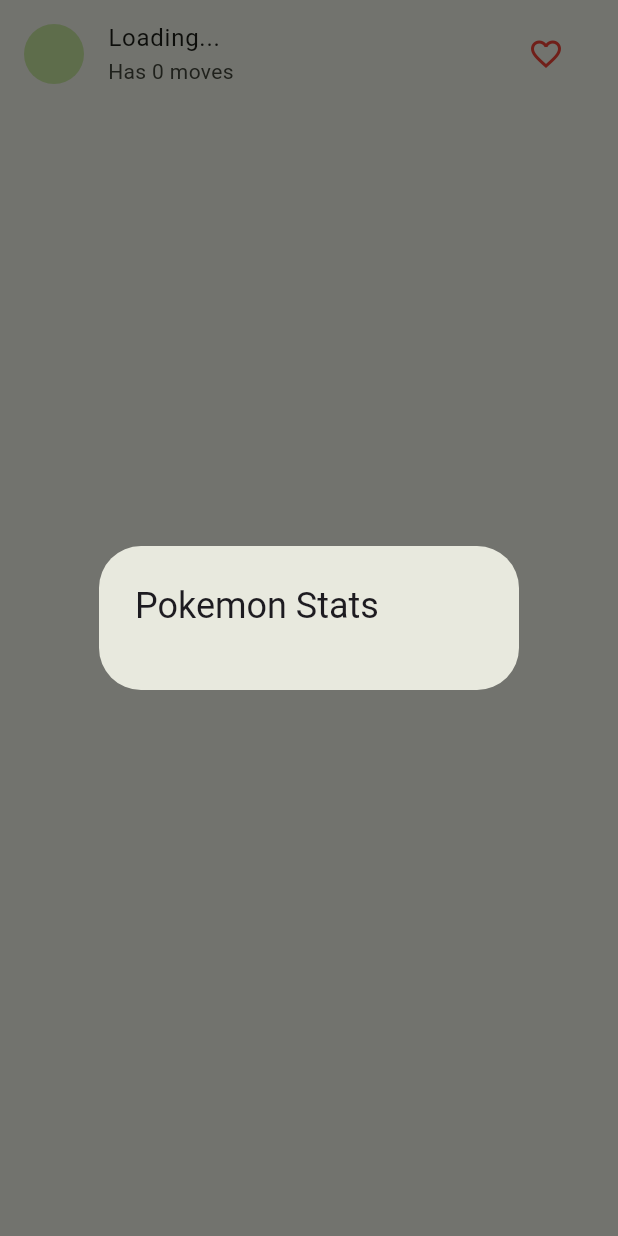
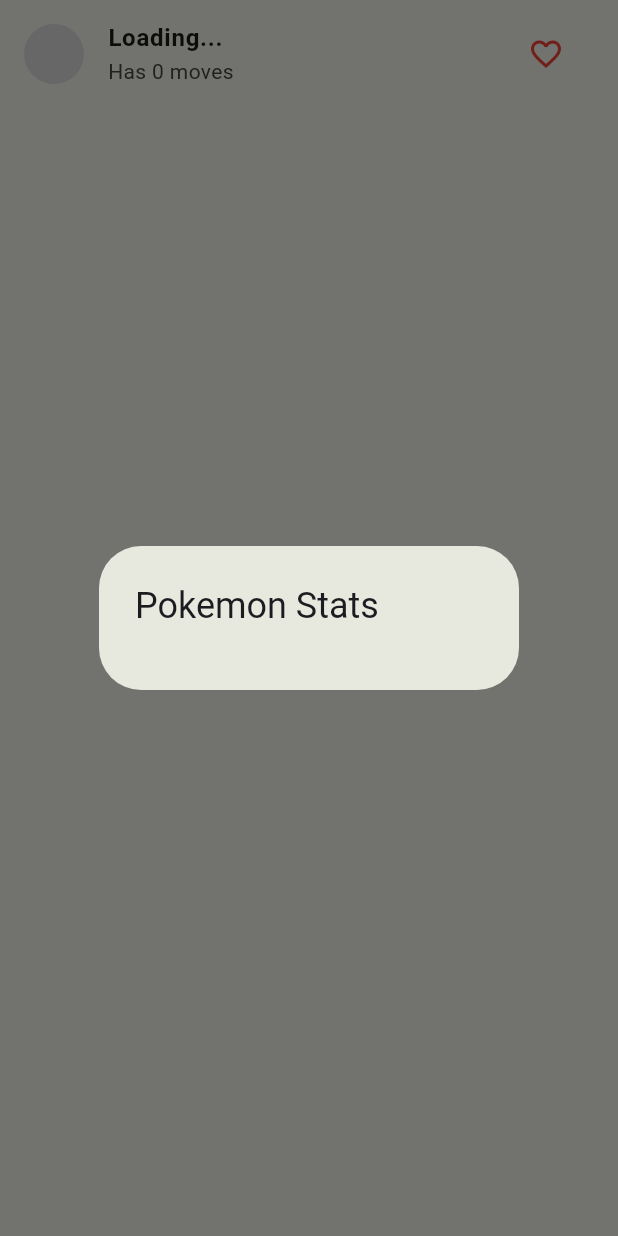
Before and after one commit to NovaLogics/pokemon-verse-flutter-app, a Flutter app: the PokemonListTile widget shown alone on an empty page, opened directly with empty values, after a tap on "Loading...", on a phone screen of 412 x 824 dp. Run offline on Flutter 3.47's test engine with Material 3 defaults, Android fonts, the light colour scheme and no system bars; drawn by our look-alikes of skeletonizer; our stand-ins replace dio, flutter_riverpod, get_it, google_fonts, shared_preferences; accounts and stored records are empty; network calls fail.

Commit message:
feat: impl list-tile widget

```diff
--- a/lib/src/features/home/presentation/widgets/pokemon_list_tile.dart
+++ b/lib/src/features/home/presentation/widgets/pokemon_list_tile.dart
@@ -9,32 +9,25 @@
 class PokemonListTile extends ConsumerWidget {
   final String pokemonURL;
 
-  late FavoritePokemonNotifier _favoritePokemonProvider;
-  late List<String> _favoritePokemons;
-
-  PokemonListTile({super.key, required this.pokemonURL});
+  const PokemonListTile({super.key, required this.pokemonURL});
 
   @override
   Widget build(BuildContext context, WidgetRef ref) {
-    _favoritePokemonProvider = ref.watch(favoritePokemonProvider.notifier);
-    _favoritePokemons = ref.watch(favoritePokemonProvider);
-
+    final favoritePokemonNotifier = ref.watch(favoritePokemonProvider.notifier);
+    final favoritePokemons = ref.watch(favoritePokemonProvider);
     final pokemon = ref.watch(pokemonDataProvider(pokemonURL));
 
     return pokemon.when(
-      data: (data) {
-        return _tile(context, false, data);
-      },
-      error: (error, stackTrace) {
-        return Center(child: Text("Error: $error"));
-      },
-      loading: () {
-        return _tile(context, true, null);
-      },
+      data: (data) => _tile(context, favoritePokemonNotifier, favoritePokemons, false, data),
+      error: (error, stackTrace) => Center(child: Text("Error: $error")),
+      loading: () => _tile(context, favoritePokemonNotifier, favoritePokemons, true, null),
     );
   }
 
-  Widget _tile(BuildContext context, bool isLoading, Pokemon? pokemon) {
+  Widget _tile(BuildContext context, FavoritePokemonNotifier favoritePokemonNotifier,
+      List<String> favoritePokemons, bool isLoading, Pokemon? pokemon) {
+    final bool isFavorite = favoritePokemons.contains(pokemonURL);
+
     return Skeletonizer(
       enabled: isLoading,
       child: GestureDetector(
@@ -42,37 +35,30 @@
           if (!isLoading) {
             showDialog(
               context: context,
-              builder: (_) {
-                return PokemonStatsCard(pokemonUrl: pokemonURL);
-              },
+              builder: (_) => PokemonStatsCard(pokemonUrl: pokemonURL),
             );
           }
         },
         child: ListTile(
-          leading:
-              pokemon != null
-                  ? CircleAvatar(
-                    backgroundImage: NetworkImage(
-                      pokemon.sprites!.frontDefault!,
-                    ),
-                  )
-                  : CircleAvatar(),
+          leading: CircleAvatar(
+            backgroundImage: pokemon?.sprites?.frontDefault != null
+                ? NetworkImage(pokemon!.sprites!.frontDefault!)
+                : null,
+            backgroundColor: Colors.grey.shade300,
+          ),
           title: Text(
-            pokemon != null ? pokemon.name!.toUpperCase() : "Loading...",
+            pokemon?.name?.toUpperCase() ?? "Loading...",
+            style: const TextStyle(fontWeight: FontWeight.bold),
           ),
-          subtitle: Text("Has ${pokemon?.moves?.length.toString() ?? 0} moves"),
+          subtitle: Text("Has ${pokemon?.moves?.length.toString() ?? '0'} moves"),
           trailing: IconButton(
             onPressed: () {
-              if (_favoritePokemons.contains(pokemonURL)) {
-                _favoritePokemonProvider.removeFavoritePokemon(pokemonURL);
-              } else {
-                _favoritePokemonProvider.addFavoritePokemon(pokemonURL);
-              }
+              isFavorite
+                  ? favoritePokemonNotifier.removeFavoritePokemon(pokemonURL)
+                  : favoritePokemonNotifier.addFavoritePokemon(pokemonURL);
             },
             icon: Icon(
-              _favoritePokemons.contains(pokemonURL)
-                  ? Icons.favorite
-                  : Icons.favorite_border,
+              isFavorite ? Icons.favorite : Icons.favorite_border,
               color: Colors.red,
             ),
           ),
```
